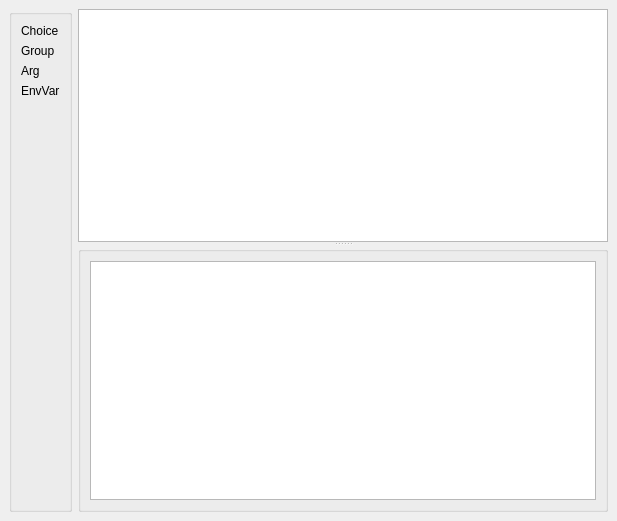
Before: the Qt Designer form trunk/playpen/StanzaEditorBase.ui in patrickhartling/maestro, drawn with Qt 5.
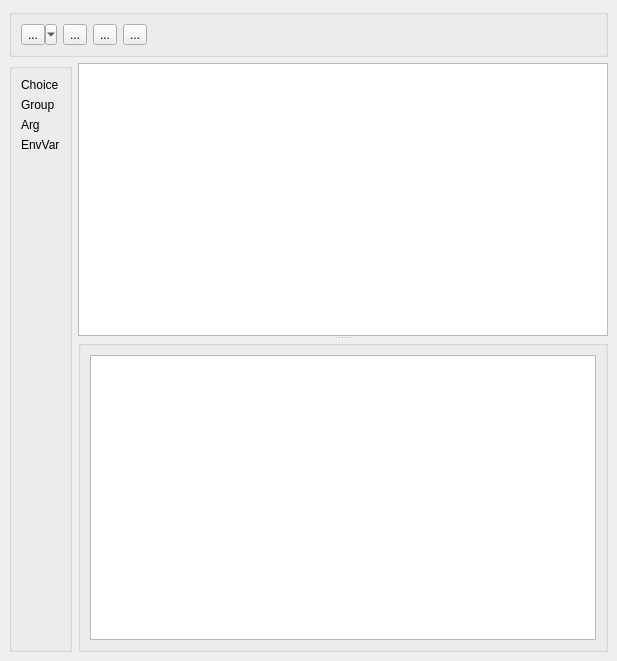
After: the same form once the commit is applied.

```diff
--- a/trunk/playpen/StanzaEditorBase.ui
+++ b/trunk/playpen/StanzaEditorBase.ui
@@ -6,15 +6,85 @@
     <x>0</x>
     <y>0</y>
     <width>617</width>
-    <height>521</height>
+    <height>661</height>
    </rect>
   </property>
   <property name="windowTitle" >
    <string>Stanza Editor</string>
   </property>
+  <layout class="QVBoxLayout" >
+   <property name="margin" >
+    <number>9</number>
+   </property>
+   <property name="spacing" >
+    <number>6</number>
+   </property>
+   <item>
+    <widget class="QGroupBox" name="groupBox_2" >
+     <property name="title" >
+      <string/>
+     </property>
   <layout class="QHBoxLayout" >
    <property name="margin" >
     <number>9</number>
+      </property>
+      <property name="spacing" >
+       <number>6</number>
+      </property>
+      <item>
+       <widget class="QToolButton" name="mLayoutBtn1" >
+        <property name="text" >
+         <string>...</string>
+        </property>
+        <property name="popupMode" >
+         <enum>QToolButton::MenuButtonPopup</enum>
+        </property>
+        <property name="toolButtonStyle" >
+         <enum>Qt::ToolButtonIconOnly</enum>
+        </property>
+       </widget>
+      </item>
+      <item>
+       <widget class="QToolButton" name="mLayoutBtn2" >
+        <property name="text" >
+         <string>...</string>
+        </property>
+       </widget>
+      </item>
+      <item>
+       <widget class="QToolButton" name="mLayoutBtn3" >
+        <property name="text" >
+         <string>...</string>
+        </property>
+       </widget>
+      </item>
+      <item>
+       <widget class="QToolButton" name="mLayoutBtn4" >
+        <property name="text" >
+         <string>...</string>
+        </property>
+       </widget>
+      </item>
+      <item>
+       <spacer>
+        <property name="orientation" >
+         <enum>Qt::Horizontal</enum>
+        </property>
+        <property name="sizeHint" >
+         <size>
+          <width>40</width>
+          <height>20</height>
+         </size>
+        </property>
+       </spacer>
+      </item>
+     </layout>
+    </widget>
+   </item>
+   <item>
+    <layout class="QHBoxLayout" >
+     <property name="margin" >
+      <number>0</number>
    </property>
    <property name="spacing" >
     <number>6</number>
@@ -123,6 +193,8 @@
       </layout>
      </widget>
     </widget>
+     </item>
+    </layout>
    </item>
   </layout>
  </widget>
```
Lines whose indentation alone changed are shown as unchanged.
